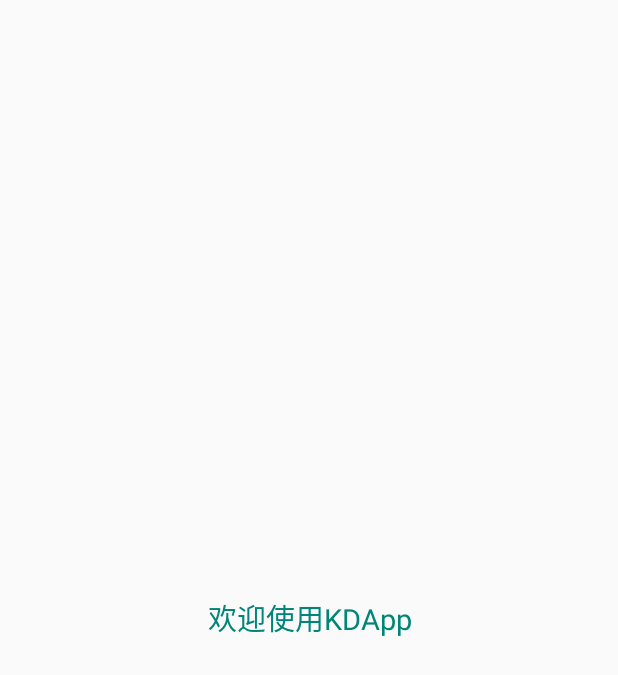
After one commit to heroxu/KdApp, an Android app: the SplashActivity screen opened directly, with no data from a screen before it, on a phone screen of 412 x 824 dp. The commit adds this screen. Shown: the top 675 px of the screen. Run offline under Robolectric (Android 15) with nearby library versions, the phone set to English and light mode, and no system bars; our stand-ins replace CircleImageView; libraries missing offline, so code that uses them is left out: pub.devrel.easypermissions; 1 statement that could not run was skipped.

Commit message:
添加引导页，权限控制系统，暂时约定需要阅读电话卡，读写内存设备的权限才能进入主页

```diff
--- a/app/build.gradle
+++ b/app/build.gradle
@@ -32,4 +32,5 @@ dependencies {
     testImplementation 'junit:junit:4.12'
     androidTestImplementation 'androidx.test.ext:junit:1.1.1'
     androidTestImplementation 'androidx.test.espresso:espresso-core:3.2.0'
+    implementation 'pub.devrel:easypermissions:1.2.0'
 }
--- a/app/src/main/java/com/xxr/kdapp/MainActivity.kt
+++ b/app/src/main/java/com/xxr/kdapp/ui/MainActivity.kt
@@ -1,7 +1,8 @@
-package com.xxr.kdapp
+package com.xxr.kdapp.ui
 
 import androidx.appcompat.app.AppCompatActivity
 import android.os.Bundle
+import com.xxr.kdapp.R
 
 class MainActivity : AppCompatActivity() {
 
--- a/app/src/main/res/layout/activity_main.xml
+++ b/app/src/main/res/layout/activity_main.xml
@@ -5,7 +5,7 @@
         xmlns:app="http://schemas.android.com/apk/res-auto"
         android:layout_width="match_parent"
         android:layout_height="match_parent"
-        tools:context=".MainActivity">
+        tools:context=".ui.MainActivity">
 
     <TextView
             android:layout_width="wrap_content"
--- /dev/null
+++ b/app/src/main/res/layout/activity_splash.xml
@@ -0,0 +1,20 @@
+<?xml version="1.0" encoding="utf-8"?>
+<LinearLayout
+        xmlns:android="http://schemas.android.com/apk/res/android"
+        xmlns:tools="http://schemas.android.com/tools"
+        xmlns:app="http://schemas.android.com/apk/res-auto"
+        android:layout_width="match_parent"
+        android:layout_height="match_parent"
+        tools:context=".ui.SplashActivity">
+
+    <TextView
+            android:id="@+id/tv_splash"
+            android:layout_width="match_parent"
+            android:layout_height="wrap_content"
+            android:textSize="19sp"
+            android:gravity="center"
+            android:layout_gravity="center"
+            android:textColor="@color/colorPrimary"
+            android:text="@string/kdapp_splash"/>
+
+</LinearLayout>
--- a/app/src/main/res/values/colors.xml
+++ b/app/src/main/res/values/colors.xml
@@ -3,4 +3,6 @@
     <color name="colorPrimary">#008577</color>
     <color name="colorPrimaryDark">#00574B</color>
     <color name="colorAccent">#D81B60</color>
+
+    <color name="black_overlay">#66000000</color>
 </resources>
--- a/app/src/main/res/values/strings.xml
+++ b/app/src/main/res/values/strings.xml
@@ -1,3 +1,7 @@
 <resources>
     <string name="app_name">KdApp</string>
+    <string name="app_home">首页</string>
+    <string name="app_mine">我的</string>
+    <string name="kdapp_splash">欢迎使用KDApp</string>
+
 </resources>
--- a/app/src/main/res/values/styles.xml
+++ b/app/src/main/res/values/styles.xml
@@ -8,4 +8,13 @@
         <item name="colorAccent">@color/colorAccent</item>
     </style>
 
+    <style name="AppTheme.NoActionBar">
+        <item name="windowActionBar">false</item>
+        <item name="windowNoTitle">true</item>
+    </style>
+
+    <style name="AppTheme.NoActionBar.FullScreen">
+        <item name="android:windowFullscreen">true</item>
+    </style>
+
 </resources>
```
Also changed, not shown: app/src/main/AndroidManifest.xml (+29 -3 lines), app/src/main/java/com/xxr/kdapp/ui/SplashActivity.kt (added, +156 -0 lines), app/src/main/res/values/attrs.xml (added, +57 -0 lines).
